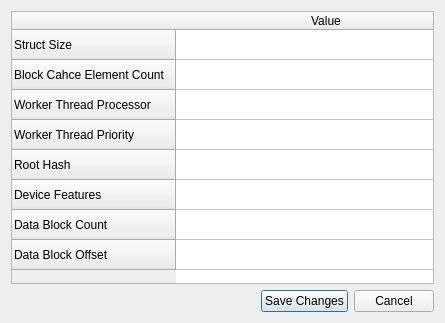
Before: the Qt Designer form Velocity/svodvolumedescriptordialog.ui in hetelek/Velocity, drawn with Qt 5.
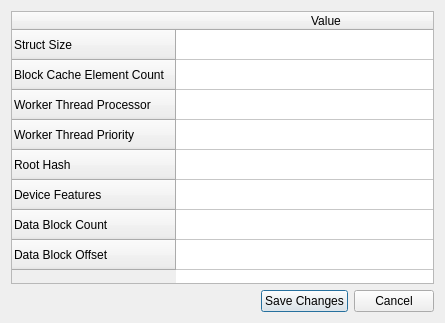
After: the same form once the commit is applied. Icons and pictures are not drawn.

Commit message: Fixed spelling error

What changed in the file:
```diff
--- a/Velocity/svodvolumedescriptordialog.ui
+++ b/Velocity/svodvolumedescriptordialog.ui
@@ -30,7 +30,7 @@
      </row>
      <row>
       <property name="text">
-       <string>Block Cahce Element Count</string>
+       <string>Block Cache Element Count</string>
       </property>
      </row>
      <row>
```
